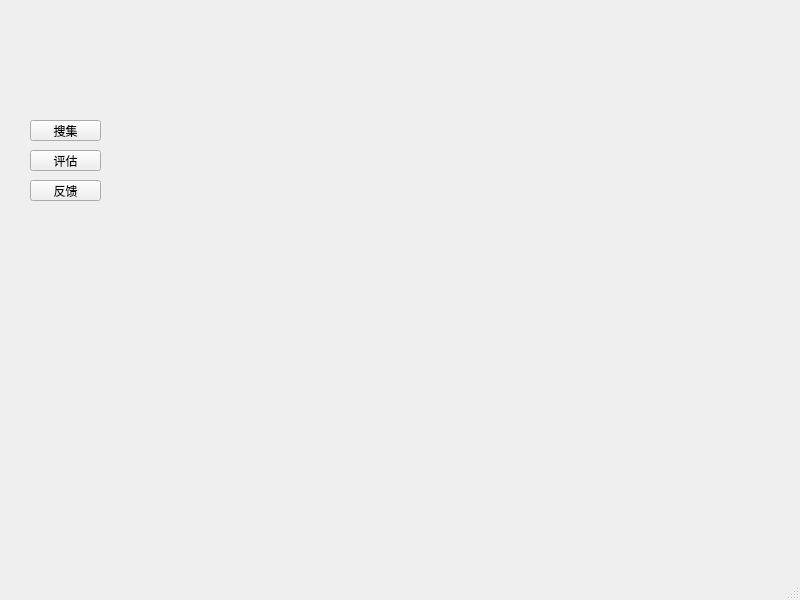
First picture: the form in serSys/mainwindow.ui, repository Eclipsewh/SafeInfor, before the edit.
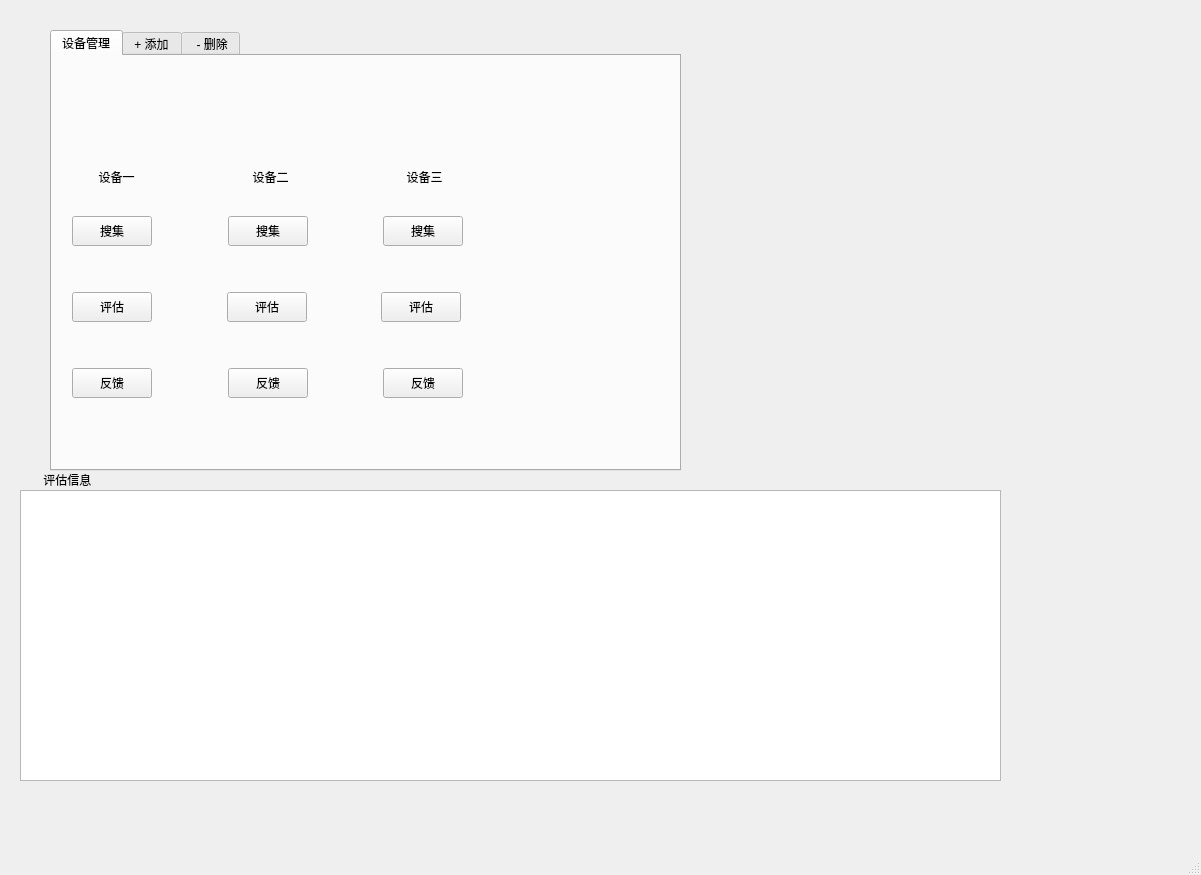
Second picture: the form after the edit. Icons and pictures are not drawn.

Patch:
```diff
--- a/serSys/mainwindow.ui
+++ b/serSys/mainwindow.ui
@@ -6,55 +6,500 @@
    <rect>
     <x>0</x>
     <y>0</y>
-    <width>800</width>
-    <height>600</height>
+    <width>1201</width>
+    <height>875</height>
    </rect>
   </property>
+  <property name="maximumSize">
+   <size>
+    <width>16777215</width>
+    <height>16777215</height>
+   </size>
+  </property>
   <property name="windowTitle">
    <string>MainWindow</string>
   </property>
-  <property name="autoFillBackground">
-   <bool>true</bool>
+  <property name="styleSheet">
+   <string notr="true"/>
+  </property>
+  <property name="iconSize">
+   <size>
+    <width>18</width>
+    <height>60</height>
+   </size>
   </property>
   <widget class="QWidget" name="centralwidget">
-   <widget class="QPushButton" name="ask1">
+   <widget class="QTabWidget" name="tabWidget">
     <property name="geometry">
      <rect>
-      <x>30</x>
-      <y>120</y>
-      <width>71</width>
-      <height>21</height>
+      <x>50</x>
+      <y>30</y>
+      <width>631</width>
+      <height>441</height>
      </rect>
     </property>
-    <property name="text">
-     <string>搜集</string>
+    <property name="currentIndex">
+     <number>0</number>
     </property>
+    <widget class="QWidget" name="tab1">
+     <property name="styleSheet">
+      <string notr="true"/>
+     </property>
+     <attribute name="title">
+      <string>设备管理</string>
+     </attribute>
+     <widget class="QWidget" name="">
+      <property name="geometry">
+       <rect>
+        <x>20</x>
+        <y>300</y>
+        <width>391</width>
+        <height>54</height>
+       </rect>
+      </property>
+      <layout class="QHBoxLayout" name="horizontalLayout_3">
+       <item>
+        <widget class="QPushButton" name="feedback1">
+         <property name="minimumSize">
+          <size>
+           <width>0</width>
+           <height>30</height>
+          </size>
+         </property>
+         <property name="text">
+          <string>反馈</string>
+         </property>
+        </widget>
+       </item>
+       <item>
+        <spacer name="horizontalSpacer_5">
+         <property name="orientation">
+          <enum>Qt::Horizontal</enum>
+         </property>
+         <property name="sizeHint" stdset="0">
+          <size>
+           <width>40</width>
+           <height>20</height>
+          </size>
+         </property>
+        </spacer>
+       </item>
+       <item>
+        <widget class="QPushButton" name="feedback2">
+         <property name="minimumSize">
+          <size>
+           <width>0</width>
+           <height>30</height>
+          </size>
+         </property>
+         <property name="text">
+          <string>反馈</string>
+         </property>
+        </widget>
+       </item>
+       <item>
+        <spacer name="horizontalSpacer_6">
+         <property name="orientation">
+          <enum>Qt::Horizontal</enum>
+         </property>
+         <property name="sizeHint" stdset="0">
+          <size>
+           <width>40</width>
+           <height>20</height>
+          </size>
+         </property>
+        </spacer>
+       </item>
+       <item>
+        <widget class="QPushButton" name="feedback3">
+         <property name="minimumSize">
+          <size>
+           <width>0</width>
+           <height>30</height>
+          </size>
+         </property>
+         <property name="text">
+          <string>反馈</string>
+         </property>
+        </widget>
+       </item>
+      </layout>
+     </widget>
+     <widget class="QWidget" name="">
+      <property name="geometry">
+       <rect>
+        <x>20</x>
+        <y>210</y>
+        <width>389</width>
+        <height>82</height>
+       </rect>
+      </property>
+      <layout class="QHBoxLayout" name="horizontalLayout_2">
+       <item>
+        <widget class="QPushButton" name="evaluate1">
+         <property name="minimumSize">
+          <size>
+           <width>0</width>
+           <height>30</height>
+          </size>
+         </property>
+         <property name="styleSheet">
+          <string notr="true"/>
+         </property>
+         <property name="text">
+          <string>评估</string>
+         </property>
+        </widget>
+       </item>
+       <item>
+        <spacer name="horizontalSpacer_3">
+         <property name="orientation">
+          <enum>Qt::Horizontal</enum>
+         </property>
+         <property name="sizeHint" stdset="0">
+          <size>
+           <width>40</width>
+           <height>20</height>
+          </size>
+         </property>
+        </spacer>
+       </item>
+       <item>
+        <widget class="QPushButton" name="evaluate1_2">
+         <property name="minimumSize">
+          <size>
+           <width>0</width>
+           <height>30</height>
+          </size>
+         </property>
+         <property name="styleSheet">
+          <string notr="true"/>
+         </property>
+         <property name="text">
+          <string>评估</string>
+         </property>
+        </widget>
+       </item>
+       <item>
+        <spacer name="horizontalSpacer_4">
+         <property name="orientation">
+          <enum>Qt::Horizontal</enum>
+         </property>
+         <property name="sizeHint" stdset="0">
+          <size>
+           <width>40</width>
+           <height>20</height>
+          </size>
+         </property>
+        </spacer>
+       </item>
+       <item>
+        <widget class="QPushButton" name="evaluate1_3">
+         <property name="minimumSize">
+          <size>
+           <width>0</width>
+           <height>30</height>
+          </size>
+         </property>
+         <property name="styleSheet">
+          <string notr="true"/>
+         </property>
+         <property name="text">
+          <string>评估</string>
+         </property>
+        </widget>
+       </item>
+      </layout>
+     </widget>
+     <widget class="QWidget" name="">
+      <property name="geometry">
+       <rect>
+        <x>20</x>
+        <y>110</y>
+        <width>391</width>
+        <height>22</height>
+       </rect>
+      </property>
+      <layout class="QHBoxLayout" name="horizontalLayout_4">
+       <item>
+        <spacer name="horizontalSpacer_9">
+         <property name="orientation">
+          <enum>Qt::Horizontal</enum>
+         </property>
+         <property name="sizeType">
+          <enum>QSizePolicy::Fixed</enum>
+         </property>
+         <property name="sizeHint" stdset="0">
+          <size>
+           <width>20</width>
+           <height>10</height>
+          </size>
+         </property>
+        </spacer>
+       </item>
+       <item>
+        <widget class="QLabel" name="label">
+         <property name="text">
+          <string>  设备一</string>
+         </property>
+        </widget>
+       </item>
+       <item>
+        <spacer name="horizontalSpacer_7">
+         <property name="orientation">
+          <enum>Qt::Horizontal</enum>
+         </property>
+         <property name="sizeHint" stdset="0">
+          <size>
+           <width>40</width>
+           <height>20</height>
+          </size>
+         </property>
+        </spacer>
+       </item>
+       <item>
+        <widget class="QLabel" name="label_4">
+         <property name="text">
+          <string>  设备二</string>
+         </property>
+        </widget>
+       </item>
+       <item>
+        <spacer name="horizontalSpacer_8">
+         <property name="orientation">
+          <enum>Qt::Horizontal</enum>
+         </property>
+         <property name="sizeHint" stdset="0">
+          <size>
+           <width>40</width>
+           <height>20</height>
+          </size>
+         </property>
+        </spacer>
+       </item>
+       <item>
+        <widget class="QLabel" name="label_5">
+         <property name="text">
+          <string>  设备三</string>
+         </property>
+        </widget>
+       </item>
+       <item>
+        <spacer name="horizontalSpacer_10">
+         <property name="orientation">
+          <enum>Qt::Horizontal</enum>
+         </property>
+         <property name="sizeType">
+          <enum>QSizePolicy::Fixed</enum>
+         </property>
+         <property name="sizeHint" stdset="0">
+          <size>
+           <width>20</width>
+           <height>10</height>
+          </size>
+         </property>
+        </spacer>
+       </item>
+      </layout>
+     </widget>
+     <widget class="QWidget" name="">
+      <property name="geometry">
+       <rect>
+        <x>20</x>
+        <y>140</y>
+        <width>391</width>
+        <height>71</height>
+       </rect>
+      </property>
+      <layout class="QVBoxLayout" name="verticalLayout">
+       <item>
+        <layout class="QHBoxLayout" name="horizontalLayout">
+         <item>
+          <widget class="QPushButton" name="ask1">
+           <property name="minimumSize">
+            <size>
+             <width>80</width>
+             <height>30</height>
+            </size>
+           </property>
+           <property name="styleSheet">
+            <string notr="true"/>
+           </property>
+           <property name="text">
+            <string>搜集</string>
+           </property>
+          </widget>
+         </item>
+         <item>
+          <spacer name="horizontalSpacer_2">
+           <property name="orientation">
+            <enum>Qt::Horizontal</enum>
+           </property>
+           <property name="sizeHint" stdset="0">
+            <size>
+             <width>40</width>
+             <height>20</height>
+            </size>
+           </property>
+          </spacer>
+         </item>
+         <item>
+          <widget class="QPushButton" name="ask2">
+           <property name="minimumSize">
+            <size>
+             <width>0</width>
+             <height>30</height>
+            </size>
+           </property>
+           <property name="styleSheet">
+            <string notr="true"/>
+           </property>
+           <property name="text">
+            <string>搜集</string>
+           </property>
+          </widget>
+         </item>
+         <item>
+          <spacer name="horizontalSpacer">
+           <property name="orientation">
+            <enum>Qt::Horizontal</enum>
+           </property>
+           <property name="sizeHint" stdset="0">
+            <size>
+             <width>40</width>
+             <height>20</height>
+            </size>
+           </property>
+          </spacer>
+         </item>
+         <item>
+          <widget class="QPushButton" name="ask2_2">
+           <property name="minimumSize">
+            <size>
+             <width>0</width>
+             <height>30</height>
+            </size>
+           </property>
+           <property name="styleSheet">
+            <string notr="true"/>
+           </property>
+           <property name="text">
+            <string>搜集</string>
+           </property>
+          </widget>
+         </item>
+        </layout>
+       </item>
+      </layout>
+     </widget>
+     <widget class="QWidget" name="">
+      <property name="geometry">
+       <rect>
+        <x>20</x>
+        <y>20</y>
+        <width>391</width>
+        <height>71</height>
+       </rect>
+      </property>
+      <layout class="QHBoxLayout" name="horizontalLayout_5">
+       <item>
+        <widget class="QLabel" name="label_2">
+         <property name="styleSheet">
+          <string notr="true">border-image: url(:/SuCai/computer.png);</string>
+         </property>
+         <property name="text">
+          <string/>
+         </property>
+        </widget>
+       </item>
+       <item>
+        <spacer name="horizontalSpacer_11">
+         <property name="orientation">
+          <enum>Qt::Horizontal</enum>
+         </property>
+         <property name="sizeType">
+          <enum>QSizePolicy::Preferred</enum>
+         </property>
+         <property name="sizeHint" stdset="0">
+          <size>
+           <width>40</width>
+           <height>20</height>
+          </size>
+         </property>
+        </spacer>
+       </item>
+       <item>
+        <widget class="QLabel" name="label_3">
+         <property name="styleSheet">
+          <string notr="true">border-image: url(:/SuCai/computer.png);</string>
+         </property>
+         <property name="text">
+          <string/>
+         </property>
+        </widget>
+       </item>
+       <item>
+        <spacer name="horizontalSpacer_12">
+         <property name="orientation">
+          <enum>Qt::Horizontal</enum>
+         </property>
+         <property name="sizeType">
+          <enum>QSizePolicy::Preferred</enum>
+         </property>
+         <property name="sizeHint" stdset="0">
+          <size>
+           <width>40</width>
+           <height>20</height>
+          </size>
+         </property>
+        </spacer>
+       </item>
+       <item>
+        <widget class="QLabel" name="label_6">
+         <property name="styleSheet">
+          <string notr="true">border-image: url(:/SuCai/computer.png);</string>
+         </property>
+         <property name="text">
+          <string/>
+         </property>
+        </widget>
+       </item>
+      </layout>
+     </widget>
+    </widget>
+    <widget class="QWidget" name="tab_2">
+     <attribute name="title">
+      <string>+ 添加</string>
+     </attribute>
+    </widget>
+    <widget class="QWidget" name="tab_3">
+     <attribute name="title">
+      <string> - 删除</string>
+     </attribute>
+    </widget>
    </widget>
-   <widget class="QPushButton" name="evaluate1">
+   <widget class="QLabel" name="label_7">
     <property name="geometry">
      <rect>
-      <x>30</x>
-      <y>150</y>
-      <width>71</width>
-      <height>21</height>
+      <x>40</x>
+      <y>470</y>
+      <width>91</width>
+      <height>20</height>
      </rect>
     </property>
     <property name="text">
-     <string>评估</string>
+     <string> 评估信息</string>
     </property>
    </widget>
-   <widget class="QPushButton" name="feedback2">
+   <widget class="QTableWidget" name="table">
     <property name="geometry">
      <rect>
-      <x>30</x>
-      <y>180</y>
-      <width>71</width>
-      <height>21</height>
+      <x>20</x>
+      <y>490</y>
+      <width>981</width>
+      <height>291</height>
      </rect>
     </property>
-    <property name="text">
-     <string>反馈</string>
-    </property>
    </widget>
   </widget>
   <widget class="QMenuBar" name="menubar">
```
Left out of the diff: 2 changed lines with no effect on the pictures.
